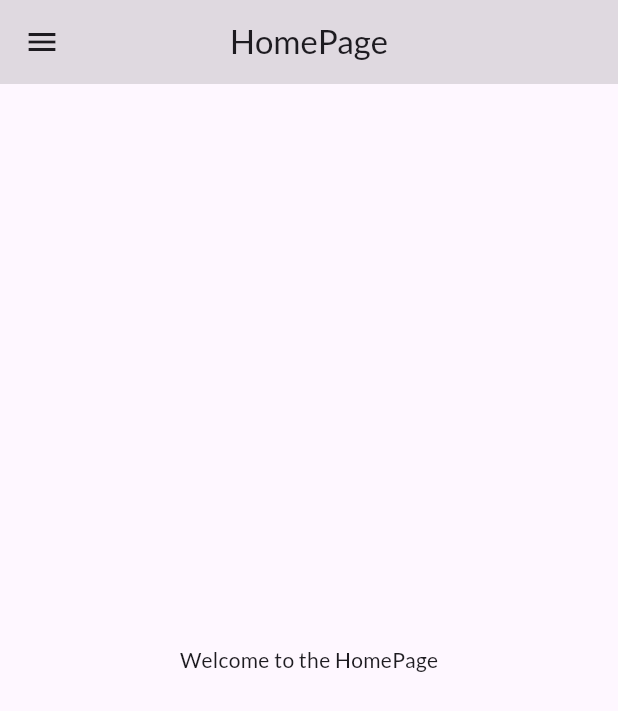
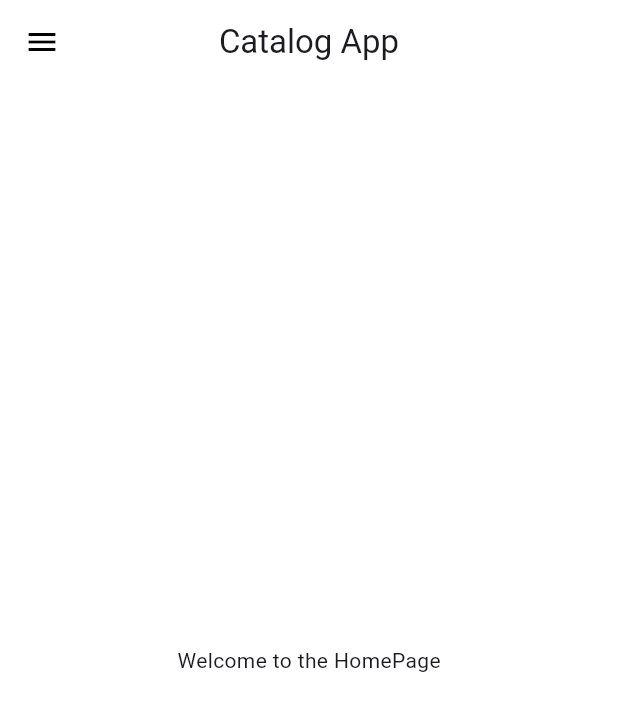
Before and after one commit to Sayeedurrahman/FlutterDays, a Flutter app: the HomePage screen opened by its route, on a phone screen of 412 x 824 dp. Shown: the top 711 px of the screen. Run offline on Flutter 3.47's test engine with Material 3 defaults, Android fonts, the phone set to English and light mode, and no system bars; our stand-ins replace google_fonts.

Commit message:
feat: Implement app-wide theming
This commit introduces theming to the application, allowing for a consistent look and feel across different pages. Key changes include:

-   Creation of `themes.dart` to define `MyThemes` class for light and dark themes.
-   Defined `lightTheme` with white `scaffoldBackgroundColor` and `appBarTheme`.
-   Defined `darkTheme` with `Brightness.dark`.
-   Added `GoogleFonts` to `fontFamily`.
-   Updated `main.dart` to apply `lightTheme` and `darkTheme` using `themeMode`, `theme`, and `darkTheme` properties of `MaterialApp`.
- Changed `initialRoute` to `/login`.
-   Updated `home_page.dart`'s `AppBar` title to 'Catalog App'.
-   Removed `backgroundColor` of the `AppBar` in the `home_page.dart` .

```diff
--- a/lib/pages/home_page.dart
+++ b/lib/pages/home_page.dart
@@ -8,9 +8,8 @@ class HomePage extends StatelessWidget {
   Widget build(BuildContext context) {
     return Scaffold(
       appBar: AppBar(
-        title: Text('HomePage'),
+        title: Text('Catalog App'),
         centerTitle: true,
-        backgroundColor: Colors.black12,
       ),
       body: Center(
           child: Text(
--- /dev/null
+++ b/lib/widgets/themes.dart
@@ -0,0 +1,21 @@
+import 'package:flutter/material.dart';
+import 'package:google_fonts/google_fonts.dart';
+
+class MyThemes {
+  static lightTheme(BuildContext context) => ThemeData(
+      scaffoldBackgroundColor: Colors.white,
+      useMaterial3: true,
+      fontFamily: GoogleFonts.lato().fontFamily,
+      appBarTheme: AppBarTheme(
+          color: Colors.white,
+          elevation: 0.0,
+          iconTheme: IconThemeData(
+              color: Colors.black
+          )
+      ),
+      textTheme: Theme.of(context).textTheme
+  );
+  static darkTheme(BuildContext context) => ThemeData(
+      brightness: Brightness.dark,
+  );
+}
```
Also changed, not shown: lib/main.dart (+5 -6 lines).
